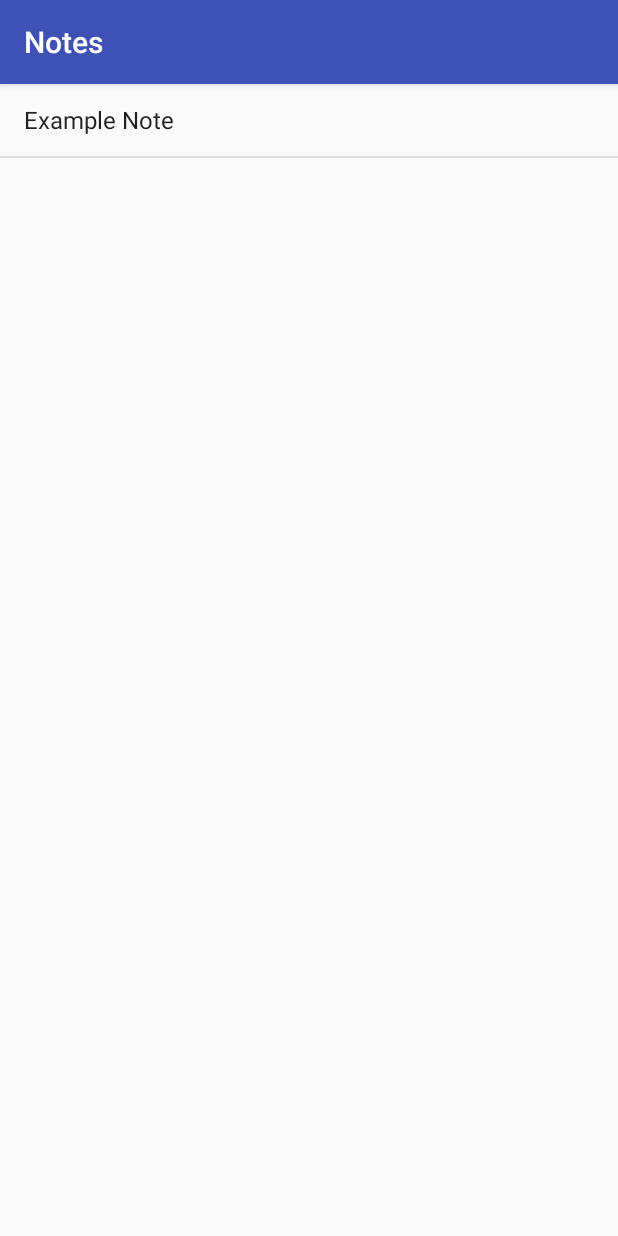
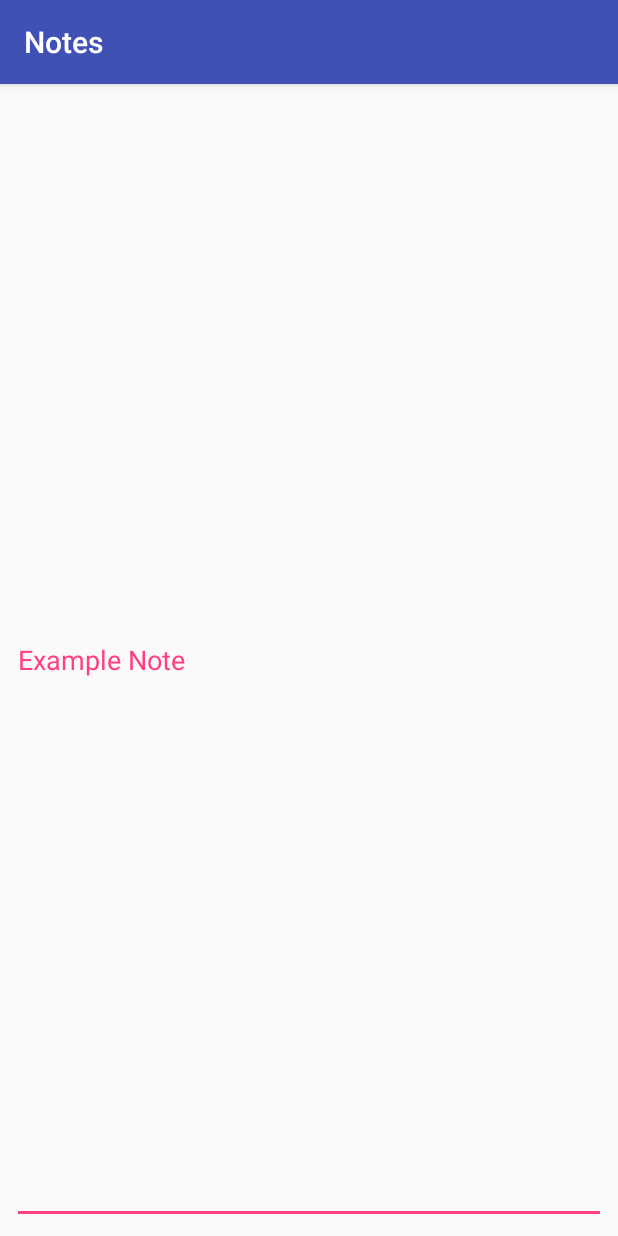
Before and after one commit to MGLabs/Notes, an Android app: the screen it shows after launch (MainActivity before the commit, DetailActivity after it), after a tap on "Example Note", on a phone screen of 412 x 824 dp. Run offline under Robolectric (Android 15) with nearby library versions, the phone set to English and light mode, and no system bars.

Commit message:
onItem selected added

```diff
--- a/app/src/main/java/com/mglabs/notes/DetailActivity.java
+++ b/app/src/main/java/com/mglabs/notes/DetailActivity.java
@@ -1,13 +1,27 @@
 package com.mglabs.notes;
 
+import android.content.Intent;
 import android.support.v7.app.AppCompatActivity;
 import android.os.Bundle;
+import android.widget.EditText;
 
 public class DetailActivity extends AppCompatActivity {
+
+    EditText noteText;
 
     @Override
     protected void onCreate(Bundle savedInstanceState) {
         super.onCreate(savedInstanceState);
         setContentView(R.layout.activity_detail);
+
+        noteText = (EditText) findViewById(R.id.editText);
+
+        Intent intent = getIntent();
+        int noteId = intent.getIntExtra("noteId", -1);
+
+        if (noteId != -1) {
+            noteText.setText(MainActivity.notes.get(noteId));
+        }
+
     }
 }
--- a/app/src/main/java/com/mglabs/notes/MainActivity.java
+++ b/app/src/main/java/com/mglabs/notes/MainActivity.java
@@ -1,5 +1,6 @@
 package com.mglabs.notes;
 
+import android.content.Intent;
 import android.support.v7.app.AppCompatActivity;
 import android.os.Bundle;
 import android.view.View;
@@ -11,7 +12,7 @@ import java.util.ArrayList;
 
 public class MainActivity extends AppCompatActivity {
 
-    ArrayList<String> notes = new ArrayList<>();
+    static ArrayList<String> notes = new ArrayList<>();
     ArrayAdapter adapter;
 
     @Override
@@ -23,17 +24,19 @@ public class MainActivity extends AppCompatActivity {
 
         notes.add("Example Note");
 
-        adapter = new ArrayAdapter(this, android.R.layout.simple_list_item_1, notes );
+        adapter = new ArrayAdapter(this, android.R.layout.simple_list_item_1, notes);
         listView.setAdapter(adapter);
 
         listView.setOnItemClickListener(new AdapterView.OnItemClickListener() {
             @Override
             public void onItemClick(AdapterView<?> parent, View view, int position, long id) {
 
+                Intent intent = new Intent(getApplicationContext(), DetailActivity.class);
+                intent.putExtra("noteId", position);
+                startActivity(intent);
             }
         });
 
 
-
     }
 }
--- a/app/src/main/res/layout/activity_detail.xml
+++ b/app/src/main/res/layout/activity_detail.xml
@@ -6,4 +6,19 @@
     android:layout_height="match_parent"
     tools:context=".DetailActivity">
 
+    <EditText
+        android:id="@+id/editText"
+        android:layout_width="match_parent"
+        android:layout_height="match_parent"
+        android:layout_marginBottom="8dp"
+        android:layout_marginEnd="8dp"
+        android:layout_marginStart="8dp"
+        android:layout_marginTop="8dp"
+        android:ems="10"
+        android:inputType="textMultiLine"
+        app:layout_constraintBottom_toBottomOf="parent"
+        app:layout_constraintEnd_toEndOf="parent"
+        app:layout_constraintStart_toStartOf="parent"
+        app:layout_constraintTop_toTopOf="parent"
+        android:textColor="@color/colorAccent"/>
 </android.support.constraint.ConstraintLayout>
```
